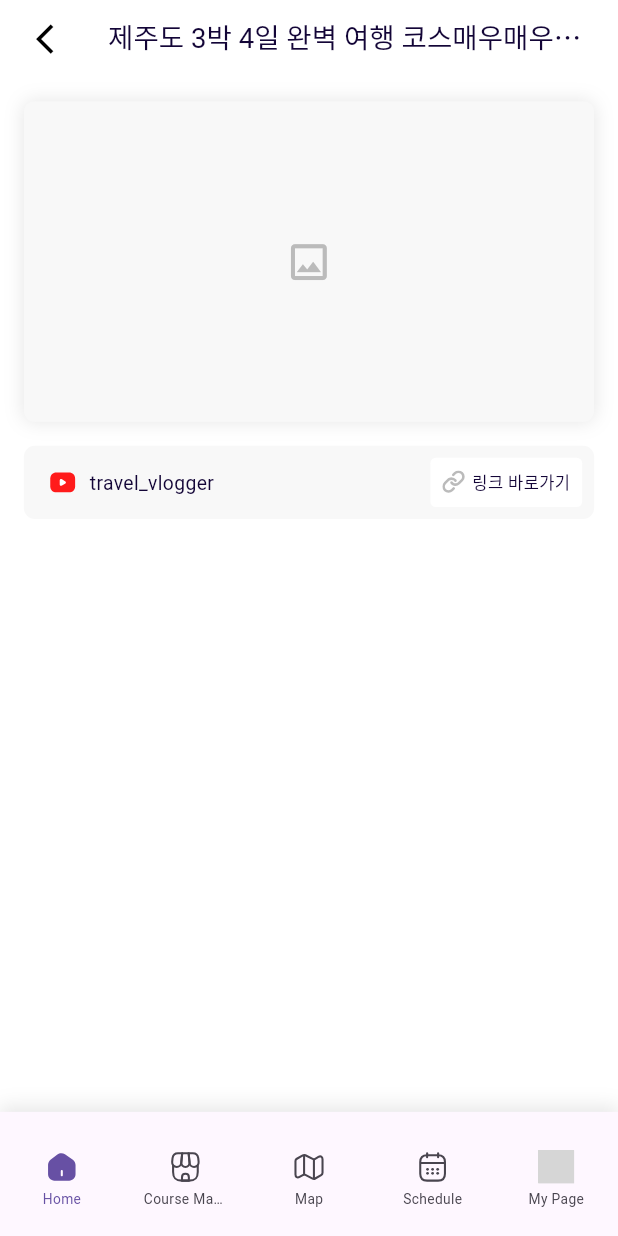
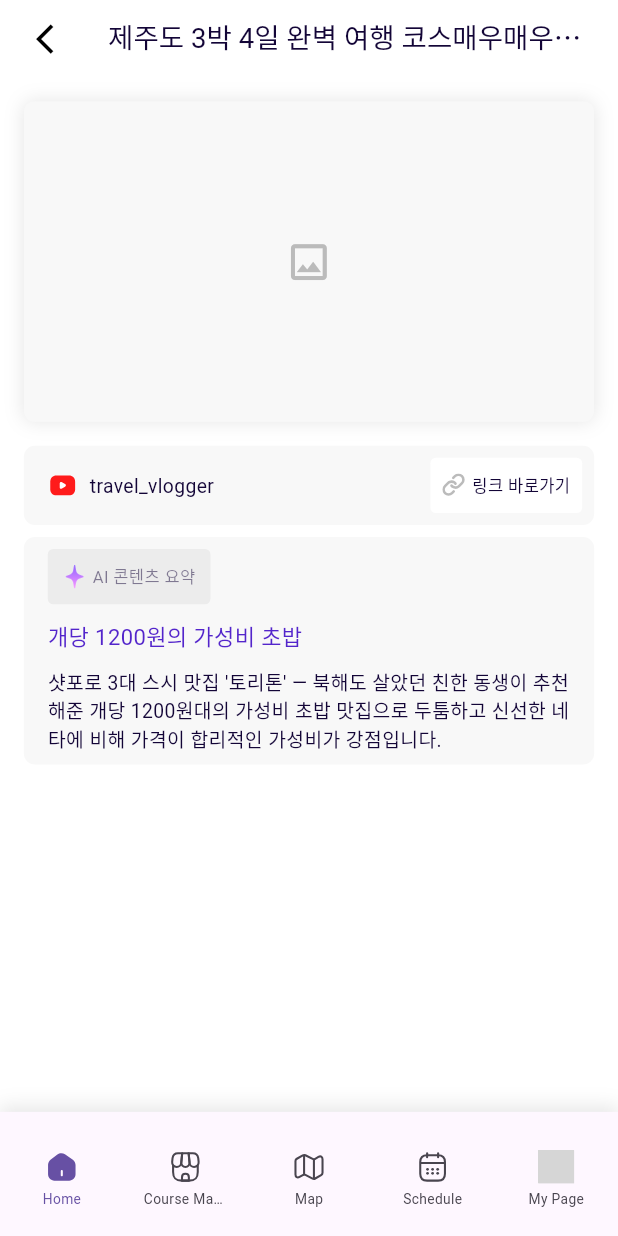
Before and after one commit to TEAM-Tripgether/tripgether-flutter, a Flutter app: the HomeScreen screen opened by its route, after a tap on "제주도 3박 4일 완벽 여행 코스매우매우매우매우매움애ㅜ", on a phone screen of 412 x 824 dp. Run offline on Flutter 3.47's test engine with Material 3 defaults, Android fonts, the phone set to English and light mode, and no system bars; our stand-ins replace cached_network_image, device_info_plus, dio, firebase_core, firebase_messaging, flutter_animate and 12 more; accounts and stored records are empty; generated files the repository leaves out were written again; network calls fail; Roboto replaces fonts that are missing (Pretendard-Bold, Pretendard-Medium, Pretendard-Regular); project files that could hold a hidden picture were left out; grey boxes are pictures that could not be loaded.

Commit message:
20251112_#81_디자인_색상_레이아웃_1차_디자인_피드백 : feat : AI 콘텐츠 요약 섹션 및 디자인 시스템 확장 #81
- SNS 콘텐츠 상세 화면에 AI 요약 섹션 추가
- AppSpacing에 6px(xsm), 10px(smd) 간격 상수 추가
- AppTextStyles에 summaryBold16 스타일 추가
- LinkButton 패딩 조정 (세로 10px)
- 검색바 아이콘-텍스트 간격 10px로 조정
- SNS 카드 그림자 스타일 개선

```diff
--- a/lib/core/theme/app_spacing.dart
+++ b/lib/core/theme/app_spacing.dart
@@ -12,8 +12,14 @@ class AppSpacing {
   /// 최소 간격: 4
   static double get xs => 4.w;
 
+  /// 최소 중간 간격: 6
+  static double get xsm => 6.w;
+
   /// 아주 작은 간격: 8
   static double get sm => 8.w;
+
+  /// 작은 중간 간격: 10
+  static double get smd => 10.w;
 
   /// 작은 간격: 12
   static double get md => 12.w;
@@ -79,8 +85,14 @@ class AppSpacing {
   /// 최소 수직 간격: 4
   static SizedBox get verticalSpaceXS => SizedBox(height: xs);
 
+  /// 최소 중간 수직 간격: 6
+  static SizedBox get verticalSpaceXSM => SizedBox(height: xsm);
+
   /// 아주 작은 수직 간격: 8
   static SizedBox get verticalSpaceSM => SizedBox(height: sm);
+
+  /// 작은 중간 수직 간격: 10
+  static SizedBox get verticalSpaceSMD => SizedBox(height: smd);
 
   /// 작은 수직 간격: 12
   static SizedBox get verticalSpaceMD => SizedBox(height: md);
@@ -113,8 +125,14 @@ class AppSpacing {
   /// 최소 수평 간격: 4
   static SizedBox get horizontalSpaceXS => SizedBox(width: xs);
 
+  /// 최소 중간 수평 간격: 6
+  static SizedBox get horizontalSpaceXSM => SizedBox(width: xsm);
+
   /// 아주 작은 수평 간격: 8
   static SizedBox get horizontalSpaceSM => SizedBox(width: sm);
+
+  /// 작은 중간 수평 간격: 10
+  static SizedBox get horizontalSpaceSMD => SizedBox(width: smd);
 
   /// 작은 수평 간격: 12
   static SizedBox get horizontalSpaceMD => SizedBox(width: md);
--- a/lib/core/theme/app_text_styles.dart
+++ b/lib/core/theme/app_text_styles.dart
@@ -50,6 +50,12 @@ class AppTextStyles {
   static TextStyle summaryBold18 = TextStyle(
     fontFamily: 'Pretendard-Bold',
     fontSize: 18.sp,
+    color: AppColors.textColor1,
+  );
+
+  static TextStyle summaryBold16 = TextStyle(
+    fontFamily: 'Pretendard-Bold',
+    fontSize: 16.sp,
     color: AppColors.textColor1,
   );
 
--- a/lib/features/home/presentation/screens/sns_content_detail_screen.dart
+++ b/lib/features/home/presentation/screens/sns_content_detail_screen.dart
@@ -54,6 +54,9 @@ class SnsContentDetailScreen extends StatelessWidget {
               _buildContentInfo(context, content),
 
               AppSpacing.verticalSpaceSM,
+
+              // AI 콘텐츠 요약 섹션
+              _buildContentDescription(context, content),
 
               // 설명 텍스트
             ],
@@ -117,6 +120,68 @@ class SnsContentDetailScreen extends StatelessWidget {
           size: AppSizes.iconLarge,
           color: AppColors.subColor2,
         ),
+      ),
+    );
+  }
+
+  /// AI 콘텐츠 요약 섹션
+  Widget _buildContentDescription(BuildContext context, ContentModel content) {
+    return Container(
+      padding: EdgeInsets.symmetric(
+        horizontal: AppSpacing.lg,
+        vertical: AppSpacing.sm,
+      ),
+      decoration: BoxDecoration(
+        color: AppColors.backgroundLight,
+        borderRadius: AppRadius.allMedium,
+      ),
+      child: Column(
+        crossAxisAlignment: CrossAxisAlignment.start,
+        mainAxisSize: MainAxisSize.min, // 콘텐츠 크기에 맞춤
+        children: [
+          // AI 아이콘 + "AI 콘텐츠 요약" 헤더
+          Container(
+            padding: EdgeInsets.all(AppSpacing.smd),
+            decoration: BoxDecoration(
+              color: AppColors.subColor2.withValues(alpha: 0.2),
+              borderRadius: AppRadius.allSmall,
+            ),
+            child: Row(
+              mainAxisSize: MainAxisSize.min,
+              children: [
+                SvgPicture.asset(
+                  'assets/icons/Ai.svg',
+                  width: AppSizes.iconSmall, // 16
+                  height: AppSizes.iconSmall,
+                ),
+                AppSpacing.horizontalSpaceXS, // 4
+
+                Text(
+                  'AI 콘텐츠 요약',
+                  style: AppTextStyles.metaMedium12.copyWith(
+                    color: AppColors.textColor1.withValues(alpha: 0.5),
+                  ),
+                ),
+              ],
+            ),
+          ),
+
+          AppSpacing.verticalSpaceSMD, // 10
+          // 제목 텍스트 (임시)
+          Text(
+            '개당 1200원의 가성비 초밥',
+            style: AppTextStyles.summaryBold16.copyWith(
+              color: AppColors.mainColor,
+            ),
+          ),
+
+          AppSpacing.verticalSpaceSMD, // 10
+          // 본문 설명 텍스트 (임시)
+          Text(
+            '샷포로 3대 스시 맛집 \'토리톤\' — 북해도 살았던 친한 동생이 추천해준 개당 1200원대의 가성비 초밥 맛집으로 두툼하고 신선한 네타에 비해 가격이 합리적인 가성비가 강점입니다.',
+            style: AppTextStyles.bodyRegular14,
+          ),
+        ],
       ),
     );
   }
--- a/lib/shared/widgets/buttons/common_button.dart
+++ b/lib/shared/widgets/buttons/common_button.dart
@@ -482,8 +482,8 @@ class LinkButton extends StatelessWidget {
       onTap: onPressed,
       child: Container(
         padding: EdgeInsets.symmetric(
-          horizontal: AppSpacing.sm, // 8.w
-          vertical: AppSpacing.sm, // 8.h
+          horizontal: AppSpacing.sm, // 8
+          vertical: AppSpacing.smd, // 10
         ),
         decoration: BoxDecoration(
           color: backgroundColor ?? AppColors.white,
--- a/lib/shared/widgets/cards/sns_content_card.dart
+++ b/lib/shared/widgets/cards/sns_content_card.dart
@@ -70,8 +70,9 @@ class SnsContentCard extends StatelessWidget {
             borderRadius: AppRadius.allMedium,
             boxShadow: [
               BoxShadow(
-                color: AppColors.whiteBorder,
-                spreadRadius: 3,
+                color: AppColors.shadow.withValues(alpha: 0.1),
+                // color: AppColors.whiteBorder,
+                spreadRadius: 1,
                 blurRadius: 0,
                 offset: Offset.zero,
               ),
@@ -168,7 +169,7 @@ class SnsContentCard extends StatelessWidget {
             // 플랫폼 아이콘
             _buildPlatformIcon(),
 
-            AppSpacing.verticalSpaceXS,
+            AppSpacing.verticalSpaceXSM,
 
             // 제목
             _buildTitle(context),
--- a/lib/shared/widgets/inputs/search_bar.dart
+++ b/lib/shared/widgets/inputs/search_bar.dart
@@ -87,7 +87,7 @@ class _TripSearchBarState extends State<TripSearchBar> {
                 size: AppSizes.iconMedium,
                 color: AppColors.subColor2,
               ),
-              SizedBox(width: AppSpacing.md),
+              SizedBox(width: AppSpacing.smd),
 
               // 텍스트 입력 필드
               Expanded(
```
Also changed, not shown: assets/icons/Ai.svg (added).
